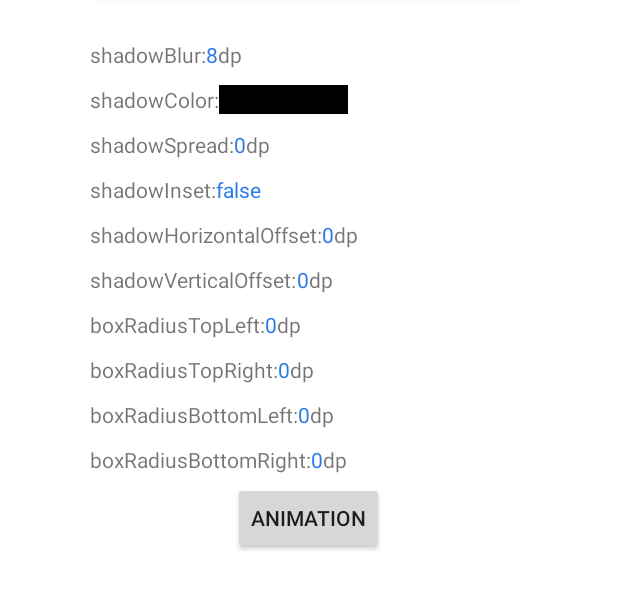
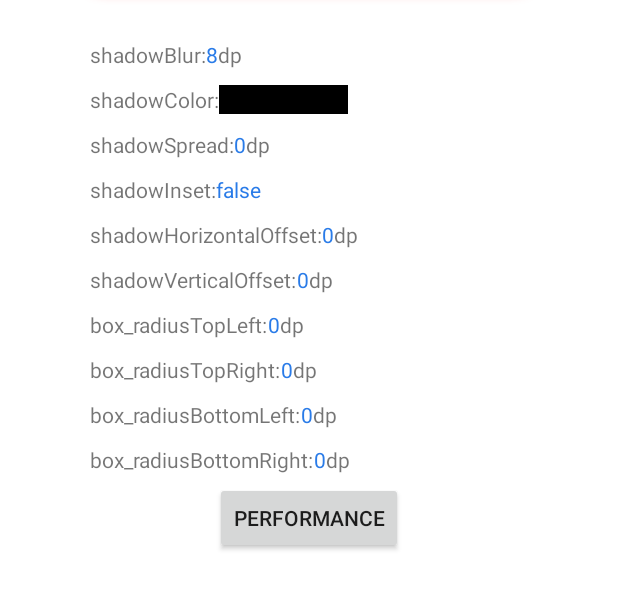
Before and after one commit to Xigong93/BoxShadowLayout, an Android app: the AttrActivity screen opened directly, with no data from a screen before it, on a phone screen of 412 x 824 dp, the part 573-1183 px from its top. Run offline under Robolectric (Android 15) with nearby library versions, the phone set to English and light mode, and no system bars; libraries missing offline, so code that uses them is left out: com.flask.colorpicker.

Commit message:
Rename attr with `box_` prefix.

```diff
--- a/app/src/main/AndroidManifest.xml
+++ b/app/src/main/AndroidManifest.xml
@@ -14,6 +14,7 @@
             android:screenOrientation="portrait" />
         <activity
             android:name=".AnimationActivity"
+            android:exported="true"
             android:screenOrientation="portrait" />
         <activity
             android:name=".AttrActivity"
--- a/app/src/main/java/pokercc/android/boxshadowlayout/demo/AttrActivity.kt
+++ b/app/src/main/java/pokercc/android/boxshadowlayout/demo/AttrActivity.kt
@@ -37,8 +37,8 @@ class AttrActivity : AppCompatActivity() {
         super.onCreate(savedInstanceState)
         setContentView(binding.root)
         setClickEvents()
-        binding.animationButton.setOnClickListener {
-            AnimationActivity.start(it.context)
+        binding.performanceButton.setOnClickListener {
+            PerformanceActivity.start(it.context)
         }
     }
 
--- a/app/src/main/res/layout/attr_activitiy.xml
+++ b/app/src/main/res/layout/attr_activitiy.xml
@@ -13,22 +13,24 @@
     <pokercc.android.boxshadowlayout.BoxShadowLayout
         android:id="@+id/box_shadow_layout"
         android:layout_width="match_parent"
-        android:layout_height="300dp"
+        android:layout_height="0dp"
         android:layout_gravity="center"
         android:layout_marginStart="60dp"
+        android:layout_marginTop="20dp"
         android:layout_marginEnd="60dp"
         android:transitionName="@string/box_shadow_image_transition"
-        app:boxRadius="20dp"
-        app:boxRadiusBottomLeft="8dp"
-        app:boxRadiusBottomRight="8dp"
+        app:box_radius="20dp"
+        app:box_radiusBottomLeft="8dp"
+        app:box_radiusBottomRight="8dp"
+        app:box_shadowBlur="8dp"
+        app:box_shadowColor="#f00"
+        app:box_shadowInset="false"
         app:layout_constraintBottom_toTopOf="@id/properties_panel"
         app:layout_constraintEnd_toEndOf="parent"
+        app:layout_constraintHeight_max="300dp"
         app:layout_constraintStart_toStartOf="parent"
         app:layout_constraintTop_toTopOf="parent"
-        app:layout_constraintVertical_chainStyle="packed"
-        app:shadowBlur="8dp"
-        app:shadowColor="#f00"
-        app:shadowInset="false">
+        app:layout_constraintVertical_chainStyle="packed">
 
         <ImageView
             android:layout_width="match_parent"
@@ -220,7 +222,7 @@
             <TextView
                 android:layout_width="wrap_content"
                 android:layout_height="wrap_content"
-                android:text="boxRadiusTopLeft:"
+                android:text="box_radiusTopLeft:"
                 android:textSize="@dimen/test_text_size" />
 
             <EditText
@@ -250,7 +252,7 @@
             <TextView
                 android:layout_width="wrap_content"
                 android:layout_height="wrap_content"
-                android:text="boxRadiusTopRight:"
+                android:text="box_radiusTopRight:"
                 android:textSize="@dimen/test_text_size" />
 
             <EditText
@@ -281,7 +283,7 @@
             <TextView
                 android:layout_width="wrap_content"
                 android:layout_height="wrap_content"
-                android:text="boxRadiusBottomLeft:"
+                android:text="box_radiusBottomLeft:"
                 android:textSize="@dimen/test_text_size" />
 
             <EditText
@@ -311,7 +313,7 @@
             <TextView
                 android:layout_width="wrap_content"
                 android:layout_height="wrap_content"
-                android:text="boxRadiusBottomRight:"
+                android:text="box_radiusBottomRight:"
                 android:textSize="@dimen/test_text_size" />
 
             <EditText
@@ -333,10 +335,11 @@
         </LinearLayout>
 
         <Button
-            android:id="@+id/animation_button"
+            android:id="@+id/performance_button"
             android:layout_width="wrap_content"
             android:layout_height="wrap_content"
             android:layout_gravity="center_horizontal"
-            android:text="animation" />
+            android:layout_marginBottom="20dp"
+            android:text="performance" />
     </LinearLayout>
 </androidx.constraintlayout.widget.ConstraintLayout>
--- a/app/src/main/res/layout/number_item.xml
+++ b/app/src/main/res/layout/number_item.xml
@@ -4,9 +4,9 @@
     xmlns:tools="http://schemas.android.com/tools"
     android:layout_width="match_parent"
     android:layout_height="wrap_content"
-    app:boxRadius="8dp"
-    app:shadowBlur="8dp"
-    app:shadowColor="#7a7a7a">
+    app:box_radius="8dp"
+    app:box_shadowBlur="8dp"
+    app:box_shadowColor="#7a7a7a">
 
     <androidx.constraintlayout.widget.ConstraintLayout
         android:layout_width="match_parent"
--- a/boxShadowLayout/src/main/java/pokercc/android/boxshadowlayout/BoxShadowLayout.kt
+++ b/boxShadowLayout/src/main/java/pokercc/android/boxshadowlayout/BoxShadowLayout.kt
@@ -62,25 +62,30 @@ class BoxShadowLayout @JvmOverloads constructor(
     private fun init(attrs: AttributeSet?, defStyleAttr: Int) {
         // Load attributes
         context.obtainStyledAttributes(attrs, R.styleable.BoxShadowLayout, defStyleAttr, 0).apply {
-            val vOffset = getDimension(R.styleable.BoxShadowLayout_shadowOffsetVertical, 0f)
+            val vOffset = getDimension(R.styleable.BoxShadowLayout_box_shadowOffsetVertical, 0f)
             setShadowVerticalOffset(vOffset)
-            val hOffset = getDimension(R.styleable.BoxShadowLayout_shadowOffsetHorizontal, 0f)
+            val hOffset = getDimension(R.styleable.BoxShadowLayout_box_shadowOffsetHorizontal, 0f)
             setShadowHorizontalOffset(hOffset)
-            setShadowColor(getColor(R.styleable.BoxShadowLayout_shadowColor, 0xff888888.toInt()))
-            setShadowBlur(getDimension(R.styleable.BoxShadowLayout_shadowBlur, 0f))
-            setShadowInset(getBoolean(R.styleable.BoxShadowLayout_shadowInset, false))
-            setShadowSpread(getDimension(R.styleable.BoxShadowLayout_shadowSpread, 0f))
-            boxRadius = getDimension(R.styleable.BoxShadowLayout_boxRadius, 0f)
-            if (hasValue(R.styleable.BoxShadowLayout_boxRadiusTopLeft) ||
-                hasValue(R.styleable.BoxShadowLayout_boxRadiusTopRight) ||
-                hasValue(R.styleable.BoxShadowLayout_boxRadiusBottomLeft) ||
-                hasValue(R.styleable.BoxShadowLayout_boxRadiusBottomRight)
+            setShadowColor(
+                getColor(
+                    R.styleable.BoxShadowLayout_box_shadowColor,
+                    0xff888888.toInt()
+                )
+            )
+            setShadowBlur(getDimension(R.styleable.BoxShadowLayout_box_shadowBlur, 0f))
+            setShadowInset(getBoolean(R.styleable.BoxShadowLayout_box_shadowInset, false))
+            setShadowSpread(getDimension(R.styleable.BoxShadowLayout_box_shadowSpread, 0f))
+            boxRadius = getDimension(R.styleable.BoxShadowLayout_box_radius, 0f)
+            if (hasValue(R.styleable.BoxShadowLayout_box_radiusTopLeft) ||
+                hasValue(R.styleable.BoxShadowLayout_box_radiusTopRight) ||
+                hasValue(R.styleable.BoxShadowLayout_box_radiusBottomLeft) ||
+                hasValue(R.styleable.BoxShadowLayout_box_radiusBottomRight)
             ) {
                 setBoxRadius(
-                    getDimension(R.styleable.BoxShadowLayout_boxRadiusTopLeft, boxRadius),
-                    getDimension(R.styleable.BoxShadowLayout_boxRadiusTopRight, boxRadius),
-                    getDimension(R.styleable.BoxShadowLayout_boxRadiusBottomLeft, boxRadius),
-                    getDimension(R.styleable.BoxShadowLayout_boxRadiusBottomRight, boxRadius)
+                    getDimension(R.styleable.BoxShadowLayout_box_radiusTopLeft, boxRadius),
+                    getDimension(R.styleable.BoxShadowLayout_box_radiusTopRight, boxRadius),
+                    getDimension(R.styleable.BoxShadowLayout_box_radiusBottomLeft, boxRadius),
+                    getDimension(R.styleable.BoxShadowLayout_box_radiusBottomRight, boxRadius)
                 )
             } else {
                 setBoxRadius(boxRadius)
```
Also changed, not shown: app/src/main/java/pokercc/android/boxshadowlayout/demo/AnimationActivity.kt (+8 -0 lines), app/src/main/res/layout/animation_activity.xml (+7 -7 lines), app/src/main/res/layout/main_activity.xml (+7 -7 lines), boxShadowLayout/src/main/java/pokercc/android/boxshadowlayout/BitmapShadowDrawable.kt (+20 -5 lines), boxShadowLayout/src/main/res/values/attrs_box_shadow_layout.xml (+11 -11 lines), 2 other files.
